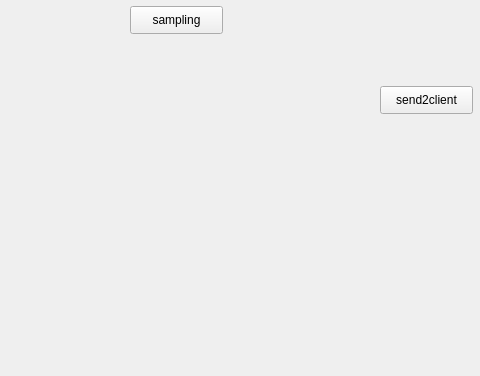
Above: ChargedObject/widget.ui from origmickey/ChargedObj_DoubleTank before the change; both pictures show x 0 to 480 and y 224 to 600 of the 800 by 600 pixel window. Below: the same form after it.
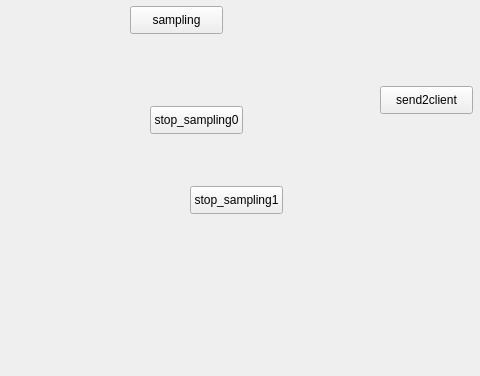
That is the form after the change.

Commit message: add stop_adjustment

Diff of the .ui file:
```diff
--- a/ChargedObject/widget.ui
+++ b/ChargedObject/widget.ui
@@ -52,6 +52,32 @@
     <string>sampling</string>
    </property>
   </widget>
+  <widget class="QPushButton" name="stop_sampling0">
+   <property name="geometry">
+    <rect>
+     <x>150</x>
+     <y>330</y>
+     <width>93</width>
+     <height>28</height>
+    </rect>
+   </property>
+   <property name="text">
+    <string>stop_sampling0</string>
+   </property>
+  </widget>
+  <widget class="QPushButton" name="stop_sampling1">
+   <property name="geometry">
+    <rect>
+     <x>190</x>
+     <y>410</y>
+     <width>93</width>
+     <height>28</height>
+    </rect>
+   </property>
+   <property name="text">
+    <string>stop_sampling1</string>
+   </property>
+  </widget>
  </widget>
  <resources/>
  <connections/>
```
The commit also changes 12 other files.
